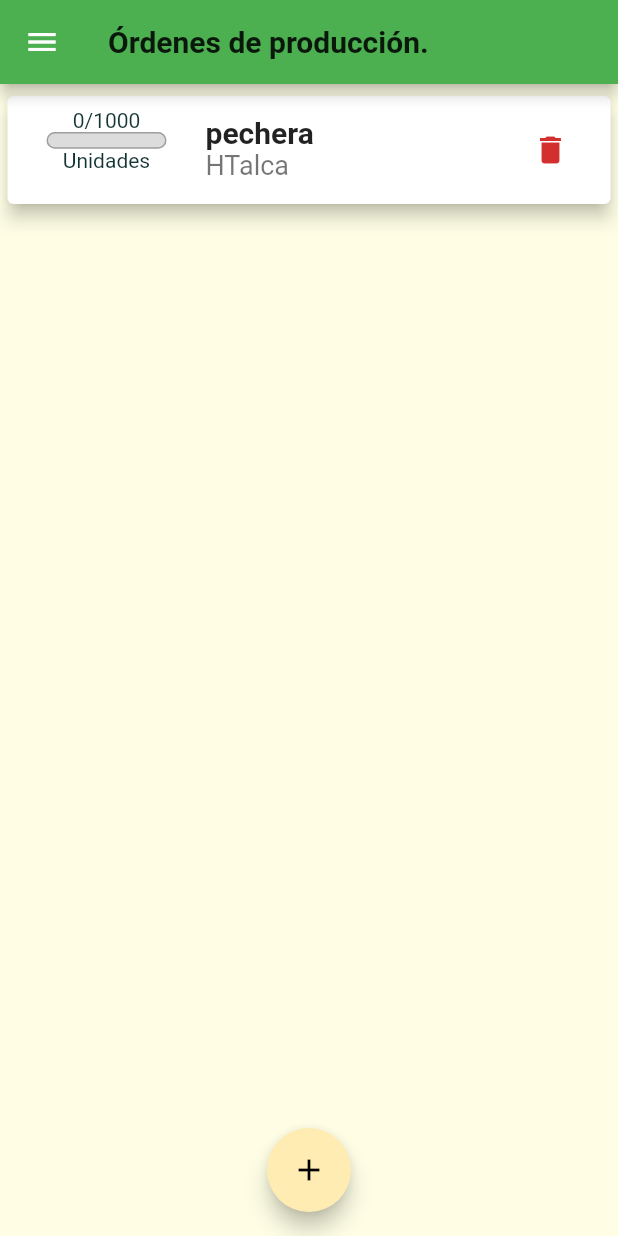
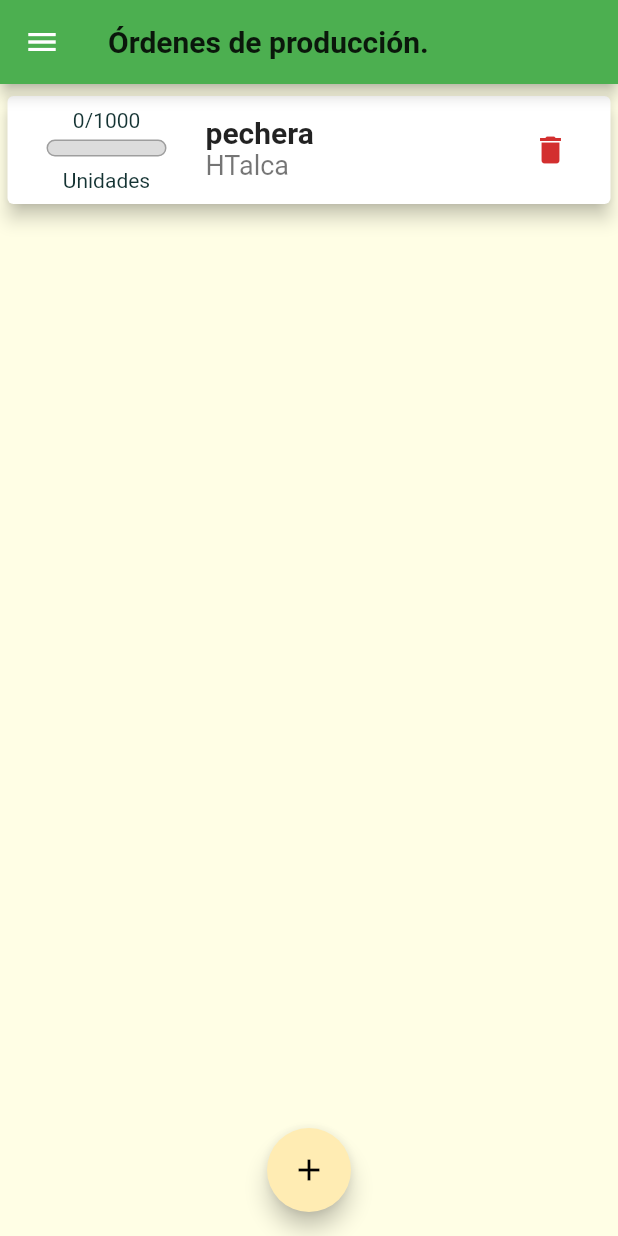
Before and after one commit to smchaves/flutter_prototipo_001, a Flutter app: the screen it shows after launch, in the side drawer, after a tap on the "delete" icon, on a phone screen of 412 x 824 dp. Run offline on Flutter 3.47's test engine with Material 2 defaults, Android fonts, the phone set to English and light mode, and no system bars; Roboto replaces fonts that are missing (Raleway, RobotoCondensed).

```diff
--- a/lib/screens/ordenes_produccion_screen.dart
+++ b/lib/screens/ordenes_produccion_screen.dart
@@ -2,7 +2,7 @@ import 'package:flutter/material.dart';
 
 import '../models/ordenProduccion.dart';
 import '../models/enums.dart';
-import './detallesOP.dart';
+import 'detallesOP_screen.dart';
 import '../widgets/main_drawer.dart';
 import '../widgets/chartBar.dart';
 //import 'package:intl/intl.dart';
@@ -77,7 +77,7 @@ class _OrdenesProduccionScreenState extends State<OrdenesProduccionScreen> {
                         ),
                         child: ListTile(
                           onTap: () => Navigator.of(context).pushNamed(
-                            Despachos.routeName,
+                            DetallesOrdenProduccionScreen.routeName,
                             arguments: orden,
                           ),
                           leading: Container(
--- a/lib/widgets/chartBar.dart
+++ b/lib/widgets/chartBar.dart
@@ -12,8 +12,10 @@ class ChartBar extends StatelessWidget {
       builder: (ctx, constraints) {
         return Column(
           children: [
-            Text('$spendingAmount/$total'),
-            Row(
+            Expanded(flex: 1, child: Text('$spendingAmount/$total')),
+            Expanded(
+              flex: 2,
+              child: Row(
                 children: [
                   SizedBox(
                     width: constraints.maxWidth * 0.1,
@@ -47,6 +49,7 @@ class ChartBar extends StatelessWidget {
                   ),
                 ],
               ),
+            ),
             Text('Unidades'),
           ],
         );
--- a/lib/widgets/main_drawer.dart
+++ b/lib/widgets/main_drawer.dart
@@ -1,5 +1,6 @@
 import 'package:flutter/material.dart';
 import 'package:prototipo/screens/clientes_screen.dart';
+import 'package:prototipo/screens/despachos_screen.dart';
 
 class MainDrawer extends StatelessWidget {
   Widget buildListTile(String title, IconData icon, Function tapHandler) {
@@ -50,10 +51,11 @@ class MainDrawer extends StatelessWidget {
             },
           ),
           buildListTile(
-            'Producción',
+            'Despachos activos',
             Icons.settings,
             () {
-              Navigator.of(context).pushReplacementNamed('/');
+              Navigator.of(context)
+                  .pushReplacementNamed(DespachosScreen.routeName);
             },
           ),
           buildListTile(
```
Also changed, not shown: lib/main.dart (+39 -4 lines), lib/screens/despachos_screen.dart (added, +34 -0 lines), lib/screens/detallesOP_screen.dart (renamed from lib/screens/detallesOP.dart, +11 -6 lines). Lines whose indentation alone changed are shown as unchanged.
